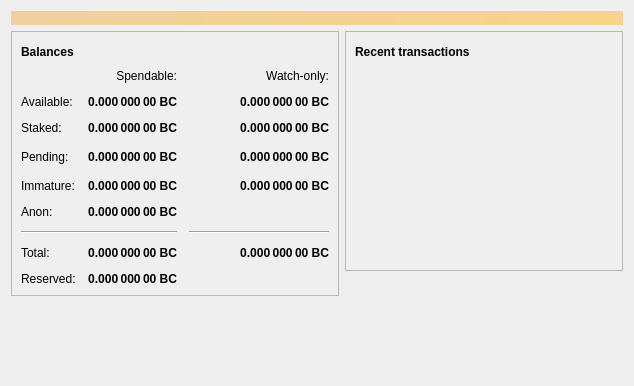
Before: the Qt Designer form src/qt/forms/overviewpage.ui in Bitcoin-Confidential/BitcoinC-Core, drawn with Qt 5.
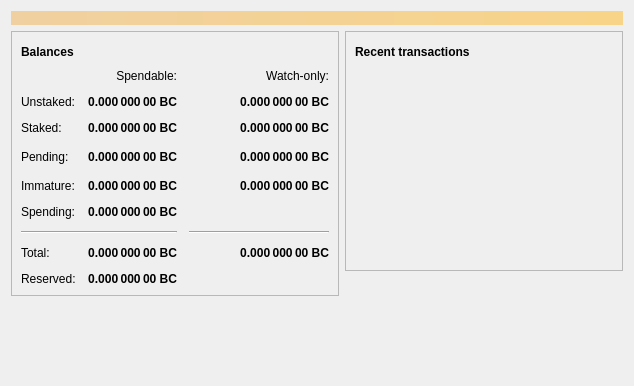
After: the same form once the commit is applied. Icons and pictures are not drawn.

```diff
--- a/src/qt/forms/overviewpage.ui
+++ b/src/qt/forms/overviewpage.ui
@@ -380,7 +380,7 @@
             <item row="1" column="0">
              <widget class="QLabel" name="labelBalanceText">
               <property name="text">
-               <string>Available:</string>
+               <string>Unstaked:</string>
               </property>
              </widget>
             </item>
@@ -436,7 +436,7 @@
             <item row="6" column="0">
              <widget class="QLabel" name="labelAnonText">
               <property name="text">
-               <string>Anon:</string>
+               <string>Spending:</string>
               </property>
              </widget>
             </item>
```
